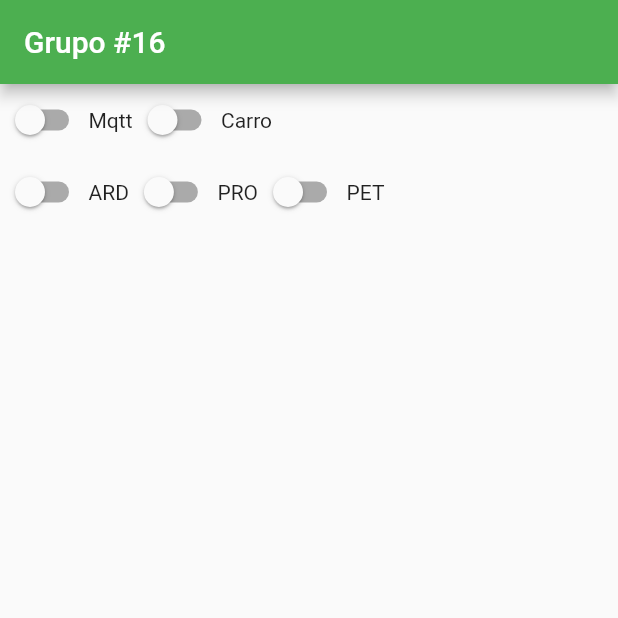
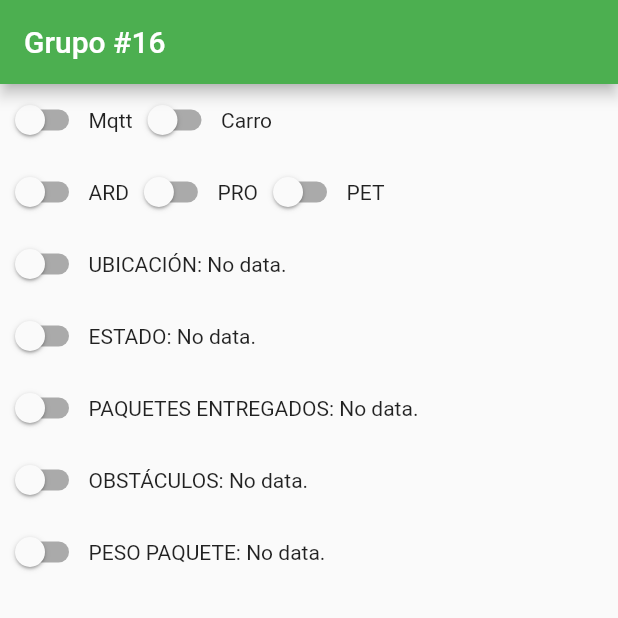
Before and after one commit to mayace/arqui2-proyecto1, a Flutter app: the screen it shows after launch, on a phone screen of 412 x 824 dp, the top half of it. Run offline on Flutter 3.47's test engine with Material 2 defaults, Android fonts, the phone set to English and light mode, and no system bars; our stand-ins replace flutter_local_notifications; missing offline and left inert: mqtt_client.

Commit message:
uso de topics indivuales para lectura de datos

```diff
--- a/dashboardFlutter/lib/main.dart
+++ b/dashboardFlutter/lib/main.dart
@@ -65,12 +65,46 @@ class _MyDashboardState extends State<MyHomePage> {
   static const PROMEDIOS_TOPIC = "channels/1135979/subscribe/json";
   static const PETICIONES_TOPIC = "channels/1135982/subscribe/json";
 
+  static const CARRO_UBICACION_TOPIC =
+      "channels/1117472/subscribe/fields/field1";
+  static const CARRO_ESTADO_TOPIC = "channels/1117472/subscribe/fields/field2";
+  static const CARRO_PAQUETES_TOPIC =
+      "channels/1117472/subscribe/fields/field3";
+  static const CARRO_OBSTACULOS_TOPIC =
+      "channels/1117472/subscribe/fields/field4";
+  static const CARRO_PESO_TOPIC = "channels/1117472/subscribe/fields/field5";
+
   final amISubscribedTo = {"channels/1117472/subscribe/fields/field1": false};
 
   final mqttChannels = {
     ARDUINO_TOPIC: {"conectado": false, "nombre": "arduino"},
     PROMEDIOS_TOPIC: {"conectado": false, "nombre": "promedios"},
     PETICIONES_TOPIC: {"conectado": false, "nombre": "peticiones"},
+    CARRO_UBICACION_TOPIC: {
+      "conectado": false,
+      "nombre": "Ubicación",
+      "valor": "No data.",
+    },
+    CARRO_ESTADO_TOPIC: {
+      "conectado": false,
+      "nombre": "Estado",
+      "valor": "No data.",
+    },
+    CARRO_PAQUETES_TOPIC: {
+      "conectado": false,
+      "nombre": "Paquetes entregados",
+      "valor": "No data.",
+    },
+    CARRO_OBSTACULOS_TOPIC: {
+      "conectado": false,
+      "nombre": "Obstáculos",
+      "valor": "No data.",
+    },
+    CARRO_PESO_TOPIC: {
+      "conectado": false,
+      "nombre": "Peso paquete",
+      "valor": "No data.",
+    }
   };
 
   static const MQTT_SERVER = "mqtt.thingspeak.com";
@@ -186,6 +220,40 @@ class _MyDashboardState extends State<MyHomePage> {
     print(to);
   }
 
+  Function(bool) mqttTopicSubscription(String topic) {
+    return (val) {
+      if (val) {
+        this.client.subscribe(topic, MqttQos.atMostOnce);
+      } else {
+        this.client.unsubscribe(topic);
+      }
+    };
+  }
+
+  void onMqttMessageReceived(List<MqttReceivedMessage<MqttMessage>> c) {
+    final MqttPublishMessage message = c[0].payload;
+    final payload =
+        MqttPublishPayload.bytesToStringAsString(message.payload.message);
+
+    // this.showNotification("title", payload);
+
+    final topic = c[0].topic;
+    final localTopic = this.mqttChannels[topic];
+
+    setState(() {
+      localTopic["valor"] = payload;
+    });
+
+    // final dd = json.decode(payload);
+    // (localTopic["procesar"] as void Function(
+    //     String))(payload);
+
+    // setState(() {
+    // testTopic.add("$topicName: $payload");
+    // this.mqttChannels[localTopic]["valor"] = payload;
+    // });
+  }
+
   @override
   Widget build(BuildContext context) {
     return Scaffold(
@@ -220,24 +288,7 @@ class _MyDashboardState extends State<MyHomePage> {
                           await client.connect();
                           // print(status);
 
-                          client.updates.listen(
-                              (List<MqttReceivedMessage<MqttMessage>> c) {
-                            final MqttPublishMessage message = c[0].payload;
-                            final payload =
-                                MqttPublishPayload.bytesToStringAsString(
-                                    message.payload.message);
-
-                            // this.showNotification("title", payload);
-
-                            final topicName =
-                                this.mqttChannels[c[0].topic]["nombre"];
-
-                            final dd = json.decode(payload);
-
-                            setState(() {
-                              testTopic.add("$topicName: $dd");
-                            });
-                          });
+                          client.updates.listen(onMqttMessageReceived);
                         } else {
                           client.disconnect();
                         }
@@ -299,12 +350,64 @@ class _MyDashboardState extends State<MyHomePage> {
                 Text("PET")
               ],
             ),
-            Expanded(
-                child: ListView.builder(
-                    itemCount: testTopic.length,
-                    itemBuilder: (context, index) {
-                      return Text(testTopic[index]);
-                    }))
+            Row(
+              children: [
+                Switch(
+                    value: this.mqttChannels[CARRO_UBICACION_TOPIC]
+                        ["conectado"],
+                    onChanged: mqttTopicSubscription(CARRO_UBICACION_TOPIC)),
+                Text("${mqttChannels[CARRO_UBICACION_TOPIC]["nombre"]}: "
+                    .toUpperCase()),
+                Text(mqttChannels[CARRO_UBICACION_TOPIC]["valor"])
+              ],
+            ),
+            Row(
+              children: [
+                Switch(
+                    value: this.mqttChannels[CARRO_ESTADO_TOPIC]["conectado"],
+                    onChanged: mqttTopicSubscription(CARRO_ESTADO_TOPIC)),
+                Text("${mqttChannels[CARRO_ESTADO_TOPIC]["nombre"]}: "
+                    .toUpperCase()),
+                Text(mqttChannels[CARRO_ESTADO_TOPIC]["valor"])
+              ],
+            ),
+            Row(
+              children: [
+                Switch(
+                    value: this.mqttChannels[CARRO_PAQUETES_TOPIC]["conectado"],
+                    onChanged: mqttTopicSubscription(CARRO_PAQUETES_TOPIC)),
+                Text("${mqttChannels[CARRO_PAQUETES_TOPIC]["nombre"]}: "
+                    .toUpperCase()),
+                Text(mqttChannels[CARRO_PAQUETES_TOPIC]["valor"])
+              ],
+            ),
+            Row(
+              children: [
+                Switch(
+                    value: this.mqttChannels[CARRO_OBSTACULOS_TOPIC]
+                        ["conectado"],
+                    onChanged: mqttTopicSubscription(CARRO_OBSTACULOS_TOPIC)),
+                Text("${mqttChannels[CARRO_OBSTACULOS_TOPIC]["nombre"]}: "
+                    .toUpperCase()),
+                Text(mqttChannels[CARRO_OBSTACULOS_TOPIC]["valor"])
+              ],
+            ),
+            Row(
+              children: [
+                Switch(
+                    value: this.mqttChannels[CARRO_PESO_TOPIC]["conectado"],
+                    onChanged: mqttTopicSubscription(CARRO_PESO_TOPIC)),
+                Text("${mqttChannels[CARRO_PESO_TOPIC]["nombre"]}: "
+                    .toUpperCase()),
+                Text(mqttChannels[CARRO_PESO_TOPIC]["valor"])
+              ],
+            )
+            // Expanded(
+            //     child: ListView.builder(
+            //         itemCount: testTopic.length,
+            //         itemBuilder: (context, index) {
+            //           return Text(testTopic[index]);
+            //         }))
           ],
         ),
       ),
```
